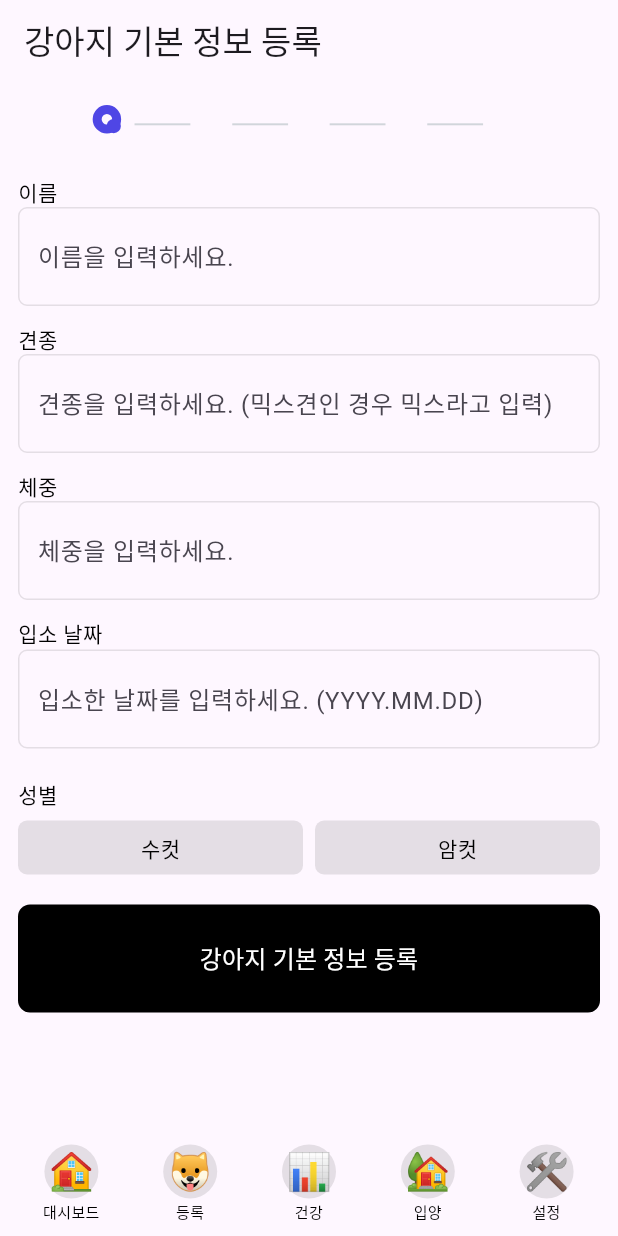
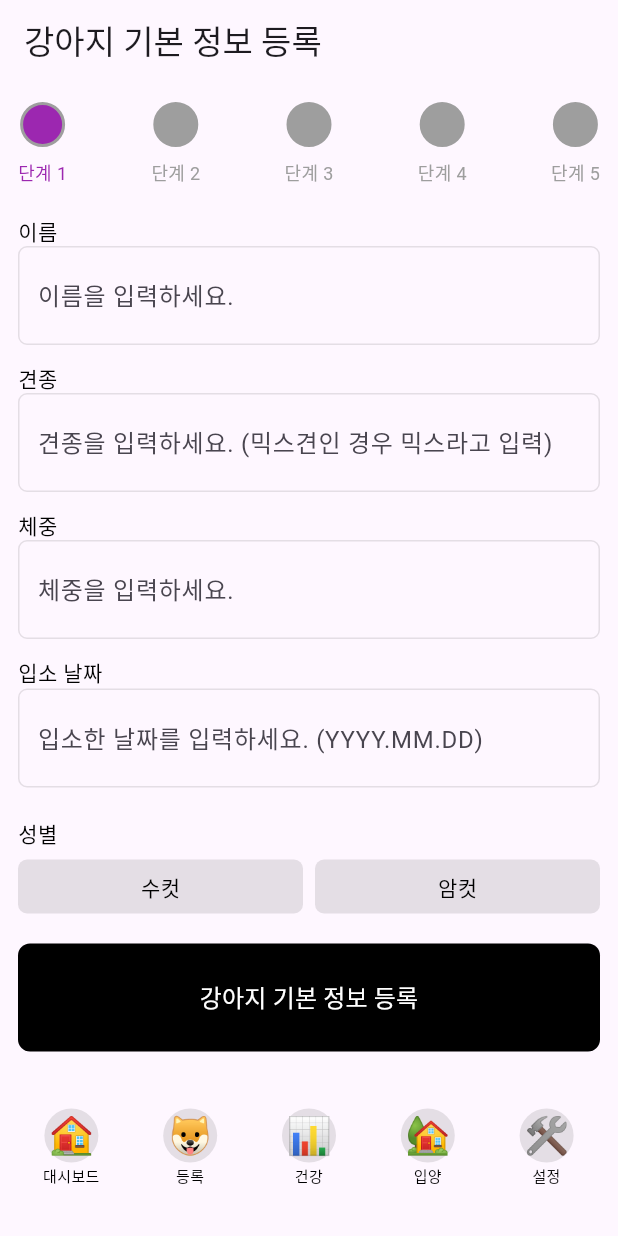
Before and after one commit to Capston-Dogcument/document-frontend, a Flutter app: the screen it shows after launch, on a phone screen of 412 x 824 dp. Run offline on Flutter 3.47's test engine with Material 3 defaults, Android fonts, the phone set to English and light mode, and no system bars; Roboto replaces fonts that are missing (pretendard).

Commit message:
[REFACTOR] progress bar 수정, 하단바 여백 추가

```diff
--- a/lib/screens/basic_information_screen.dart
+++ b/lib/screens/basic_information_screen.dart
@@ -29,8 +29,7 @@ class _BasicInformationScreenState extends State<BasicInformationScreen> {
             children: [
               // ProgressBar
               const ProgressBar(
-                totalWidth: 288.46,
-                positions: [27.92, 93.06, 158, 223.06],
+                steps: [false, false, false, false, false],
               ),
               const SizedBox(height: 20),
 
--- a/lib/widgets/bottom_tapbar.dart
+++ b/lib/widgets/bottom_tapbar.dart
@@ -16,10 +16,10 @@ class BottomTabBar extends StatelessWidget {
   @override
   Widget build(BuildContext context) {
     return Container(
-      // 고정 너비 제거하고 화면 크기에 맞추기
       width: MediaQuery.of(context).size.width,
-      height: 70, // 높이 줄이기
+      height: 70,
       padding: const EdgeInsets.symmetric(horizontal: 8),
+      margin: const EdgeInsets.only(bottom: 24),
       decoration: const BoxDecoration(),
       child: Row(
         mainAxisAlignment: MainAxisAlignment.spaceEvenly,
@@ -34,8 +34,8 @@ class BottomTabBar extends StatelessWidget {
                         mainAxisAlignment: MainAxisAlignment.center,
                         children: [
                           Container(
-                            width: 36, // 크기 줄이기
-                            height: 36, // 크기 줄이기
+                            width: 36,
+                            height: 36,
                             decoration: ShapeDecoration(
                               color: Colors.black.withOpacity(0.1),
                               shape: RoundedRectangleBorder(
@@ -46,7 +46,7 @@ class BottomTabBar extends StatelessWidget {
                               child: Text(
                                 tabItem.icon,
                                 style: const TextStyle(
-                                  fontSize: 24, // 크기 줄이기
+                                  fontSize: 24,
                                   height: 1.2,
                                 ),
                               ),
--- a/lib/widgets/progressbar.dart
+++ b/lib/widgets/progressbar.dart
@@ -1,72 +1,68 @@
 import 'package:flutter/material.dart';
 
 class ProgressBar extends StatelessWidget {
-  final double totalWidth; // 전체 길이
-  final List<double> positions; // 각 구간의 위치
-  final Color barColor; // 구간 색상
-  final double circleSize; // 원 크기
-  final Color circleColor; // 원 색상
+  final List<bool> steps; // 각 단계의 진행 상태 (완료/진행 중/아직 안 함)
+  final double totalWidth;
 
   const ProgressBar({
     super.key,
-    required this.totalWidth,
-    required this.positions,
-    this.barColor = const Color(0xFFD1D5DB),
-    this.circleSize = 9.5,
-    this.circleColor = const Color(0xFF4F46E5),
+    required this.steps,
+    this.totalWidth = 300.0, // 기본적으로 300px로 설정, 필요에 따라 조정 가능
   });
 
   @override
   Widget build(BuildContext context) {
-    return SizedBox(
-      width: totalWidth,
-      height: 30,
-      child: Stack(
-        children: [
-          // 바 구간을 동적으로 생성
-          ...positions.map((position) {
-            return Positioned(
-              left: position,
-              top: 14.21,
-              child: Container(
-                width: 37.22,
-                height: 1.32,
-                decoration: BoxDecoration(color: barColor),
-              ),
-            );
-          }).toList(),
-          // 원 모양 생성
-          Positioned(
-            left: 0,
-            top: 2,
-            child: Container(
-              width: circleSize * 2,
-              height: circleSize * 2,
-              decoration: ShapeDecoration(
-                shape: OvalBorder(
-                  side: BorderSide(
-                    width: 6,
-                    color: circleColor,
-                  ),
+    double stepWidth = totalWidth / steps.length;
+
+    return Row(
+      mainAxisAlignment: MainAxisAlignment.spaceBetween,
+      children: List.generate(steps.length, (index) {
+        bool isCompleted = steps[index];
+        bool isCurrent = index == steps.indexWhere((step) => !step);
+
+        return Column(
+          mainAxisAlignment: MainAxisAlignment.center,
+          children: [
+            // 원형 버튼
+            Container(
+              width: 30,
+              height: 30,
+              decoration: BoxDecoration(
+                shape: BoxShape.circle,
+                color: isCompleted
+                    ? Colors.blue // 완료된 단계
+                    : isCurrent
+                        ? Colors.purple // 진행 중인 단계
+                        : Colors.grey, // 아직 진행되지 않은 단계
+                border: Border.all(
+                  color: isCompleted ? Colors.blue : Colors.grey,
+                  width: 2,
                 ),
               ),
+              child: isCompleted
+                  ? const Icon(
+                      Icons.check,
+                      color: Colors.white,
+                      size: 18,
+                    )
+                  : const SizedBox.shrink(),
             ),
-          ),
-          // 원 내부 작은 점
-          Positioned(
-            left: 9.31,
-            top: 11.25,
-            child: Container(
-              width: circleSize,
-              height: circleSize,
-              decoration: ShapeDecoration(
-                color: circleColor,
-                shape: const OvalBorder(),
+            const SizedBox(height: 8),
+            // 단계 텍스트
+            Text(
+              '단계 ${index + 1}',
+              style: TextStyle(
+                fontSize: 12,
+                color: isCompleted
+                    ? Colors.blue
+                    : isCurrent
+                        ? Colors.purple
+                        : Colors.grey,
               ),
             ),
-          ),
-        ],
-      ),
+          ],
+        );
+      }),
     );
   }
 }
```
